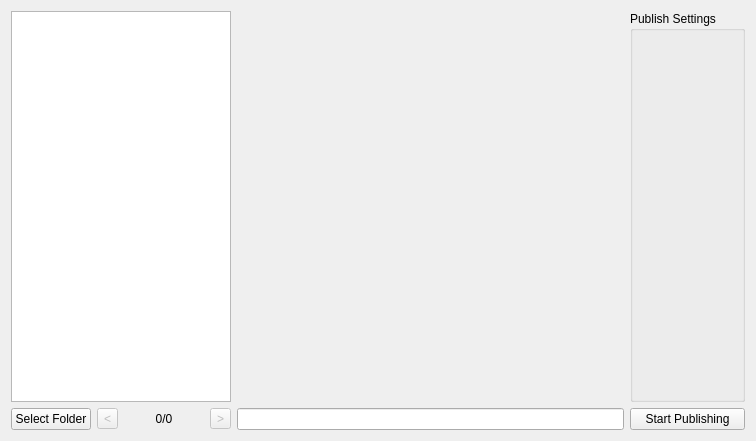
Before: the Qt Designer form src/rqt_pcd_viewer/rqt_pcd_viewer.ui in Eruvae/rqt_pcd_viewer, drawn with Qt 5.
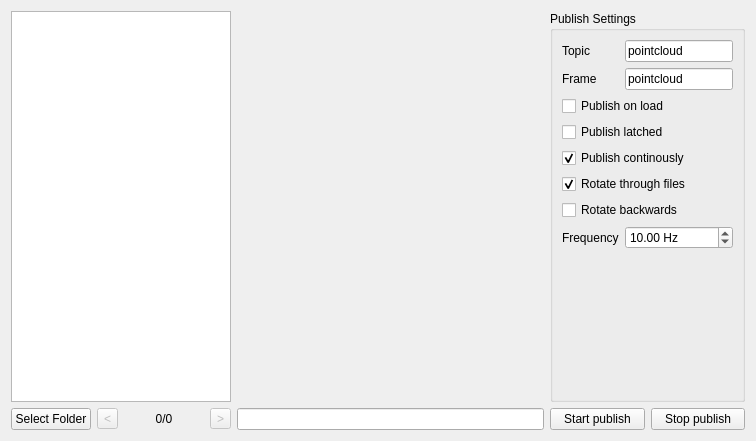
After: the same form once the commit is applied. Custom widgets are drawn as their Qt base class.

Diff of the .ui file:
```diff
--- a/src/rqt_pcd_viewer/rqt_pcd_viewer.ui
+++ b/src/rqt_pcd_viewer/rqt_pcd_viewer.ui
@@ -20,45 +20,6 @@
    <string>Form</string>
   </property>
   <layout class="QGridLayout" name="gridLayout">
-   <item row="1" column="0">
-    <widget class="QPushButton" name="selectFolderButton">
-     <property name="sizePolicy">
-      <sizepolicy hsizetype="Minimum" vsizetype="Fixed">
-       <horstretch>0</horstretch>
-       <verstretch>0</verstretch>
-      </sizepolicy>
-     </property>
-     <property name="text">
-      <string>Select Folder</string>
-     </property>
-    </widget>
-   </item>
-   <item row="1" column="3">
-    <widget class="QToolButton" name="nextPcdButton">
-     <property name="enabled">
-      <bool>false</bool>
-     </property>
-     <property name="sizePolicy">
-      <sizepolicy hsizetype="Fixed" vsizetype="Fixed">
-       <horstretch>0</horstretch>
-       <verstretch>0</verstretch>
-      </sizepolicy>
-     </property>
-     <property name="text">
-      <string>&gt;</string>
-     </property>
-    </widget>
-   </item>
-   <item row="0" column="4">
-    <widget class="QVTKWidget" name="pcdView" native="true">
-     <property name="sizePolicy">
-      <sizepolicy hsizetype="Ignored" vsizetype="Ignored">
-       <horstretch>0</horstretch>
-       <verstretch>0</verstretch>
-      </sizepolicy>
-     </property>
-    </widget>
-   </item>
    <item row="1" column="1">
     <widget class="QToolButton" name="previousPcdButton">
      <property name="enabled">
@@ -75,6 +36,61 @@
      </property>
     </widget>
    </item>
+   <item row="1" column="5">
+    <widget class="QPushButton" name="startPublishButton">
+     <property name="sizePolicy">
+      <sizepolicy hsizetype="Minimum" vsizetype="Fixed">
+       <horstretch>0</horstretch>
+       <verstretch>0</verstretch>
+      </sizepolicy>
+     </property>
+     <property name="text">
+      <string>Start publish</string>
+     </property>
+    </widget>
+   </item>
+   <item row="0" column="4">
+    <widget class="QVTKWidget" name="pcdView" native="true">
+     <property name="sizePolicy">
+      <sizepolicy hsizetype="Ignored" vsizetype="Ignored">
+       <horstretch>0</horstretch>
+       <verstretch>0</verstretch>
+      </sizepolicy>
+     </property>
+    </widget>
+   </item>
+   <item row="1" column="2">
+    <widget class="QLabel" name="curPcdLabel">
+     <property name="sizePolicy">
+      <sizepolicy hsizetype="Minimum" vsizetype="Fixed">
+       <horstretch>0</horstretch>
+       <verstretch>0</verstretch>
+      </sizepolicy>
+     </property>
+     <property name="text">
+      <string>0/0</string>
+     </property>
+     <property name="alignment">
+      <set>Qt::AlignCenter</set>
+     </property>
+    </widget>
+   </item>
+   <item row="1" column="3">
+    <widget class="QToolButton" name="nextPcdButton">
+     <property name="enabled">
+      <bool>false</bool>
+     </property>
+     <property name="sizePolicy">
+      <sizepolicy hsizetype="Fixed" vsizetype="Fixed">
+       <horstretch>0</horstretch>
+       <verstretch>0</verstretch>
+      </sizepolicy>
+     </property>
+     <property name="text">
+      <string>&gt;</string>
+     </property>
+    </widget>
+   </item>
    <item row="1" column="4">
     <widget class="QLineEdit" name="statusLineEdit">
      <property name="readOnly">
@@ -82,19 +98,6 @@
      </property>
     </widget>
    </item>
-   <item row="1" column="5">
-    <widget class="QPushButton" name="startPublishingButton">
-     <property name="sizePolicy">
-      <sizepolicy hsizetype="Minimum" vsizetype="Fixed">
-       <horstretch>0</horstretch>
-       <verstretch>0</verstretch>
-      </sizepolicy>
-     </property>
-     <property name="text">
-      <string>Start Publishing</string>
-     </property>
-    </widget>
-   </item>
    <item row="0" column="0" colspan="4">
     <widget class="QTreeView" name="fileTreeView">
      <property name="sizePolicy">
@@ -111,8 +114,8 @@
      </property>
     </widget>
    </item>
-   <item row="1" column="2">
-    <widget class="QLabel" name="curPcdLabel">
+   <item row="1" column="0">
+    <widget class="QPushButton" name="selectFolderButton">
      <property name="sizePolicy">
       <sizepolicy hsizetype="Minimum" vsizetype="Fixed">
        <horstretch>0</horstretch>
@@ -120,18 +123,116 @@
       </sizepolicy>
      </property>
      <property name="text">
-      <string>0/0</string>
+      <string>Select Folder</string>
      </property>
-     <property name="alignment">
-      <set>Qt::AlignCenter</set>
+    </widget>
+   </item>
+   <item row="1" column="6">
+    <widget class="QPushButton" name="stopPublishButton">
+     <property name="text">
+      <string>Stop publish</string>
      </property>
     </widget>
    </item>
-   <item row="0" column="5">
+   <item row="0" column="5" colspan="2">
     <widget class="QGroupBox" name="publishSettingsBox">
      <property name="title">
       <string>Publish Settings</string>
      </property>
+     <layout class="QFormLayout" name="formLayout">
+      <item row="0" column="0">
+       <widget class="QLabel" name="topicLabel">
+        <property name="text">
+         <string>Topic</string>
+        </property>
+       </widget>
+      </item>
+      <item row="0" column="1">
+       <widget class="QLineEdit" name="topicLineEdit">
+        <property name="text">
+         <string>pointcloud</string>
+        </property>
+       </widget>
+      </item>
+      <item row="1" column="0">
+       <widget class="QLabel" name="frameLabel">
+        <property name="text">
+         <string>Frame</string>
+        </property>
+       </widget>
+      </item>
+      <item row="1" column="1">
+       <widget class="QLineEdit" name="frameLineEdit">
+        <property name="text">
+         <string>pointcloud</string>
+        </property>
+       </widget>
+      </item>
+      <item row="2" column="0" colspan="2">
+       <widget class="QCheckBox" name="publishOnLoadCheckBox">
+        <property name="text">
+         <string>Publish on load</string>
+        </property>
+       </widget>
+      </item>
+      <item row="3" column="0" colspan="2">
+       <widget class="QCheckBox" name="publishLatchedCheckBox">
+        <property name="text">
+         <string>Publish latched</string>
+        </property>
+       </widget>
+      </item>
+      <item row="4" column="0" colspan="2">
+       <widget class="QCheckBox" name="publishContinouslyCheckBox">
+        <property name="text">
+         <string>Publish continously</string>
+        </property>
+        <property name="checked">
+         <bool>true</bool>
+        </property>
+       </widget>
+      </item>
+      <item row="5" column="0" colspan="2">
+       <widget class="QCheckBox" name="rotateFilesCheckBox">
+        <property name="text">
+         <string>Rotate through files</string>
+        </property>
+        <property name="checked">
+         <bool>true</bool>
+        </property>
+       </widget>
+      </item>
+      <item row="6" column="0" colspan="2">
+       <widget class="QCheckBox" name="rotateBackwardsCheckbox">
+        <property name="text">
+         <string>Rotate backwards</string>
+        </property>
+       </widget>
+      </item>
+      <item row="7" column="1">
+       <widget class="QDoubleSpinBox" name="frequencySpinBox">
+        <property name="suffix">
+         <string> Hz</string>
+        </property>
+        <property name="minimum">
+         <double>0.100000000000000</double>
+        </property>
+        <property name="maximum">
+         <double>300.000000000000000</double>
+        </property>
+        <property name="value">
+         <double>10.000000000000000</double>
+        </property>
+       </widget>
+      </item>
+      <item row="7" column="0">
+       <widget class="QLabel" name="frequencyLabel">
+        <property name="text">
+         <string>Frequency</string>
+        </property>
+       </widget>
+      </item>
+     </layout>
     </widget>
    </item>
   </layout>
```
